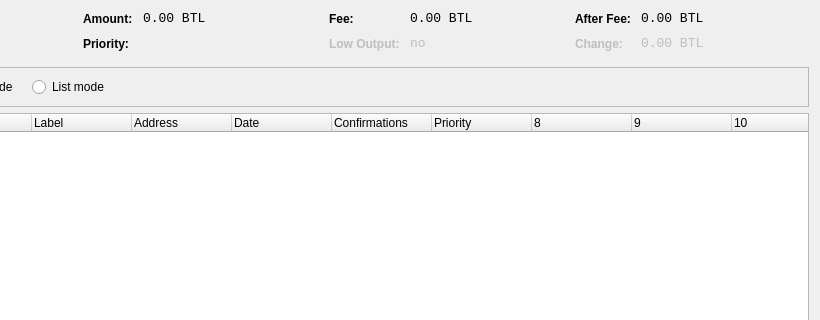
bitluckdev/bitluckcoin, file src/qt/forms/coincontroldialog.ui: the form before one commit; both pictures show x 180 to 1000 and y 0 to 320 of the 1000 by 500 pixel window.
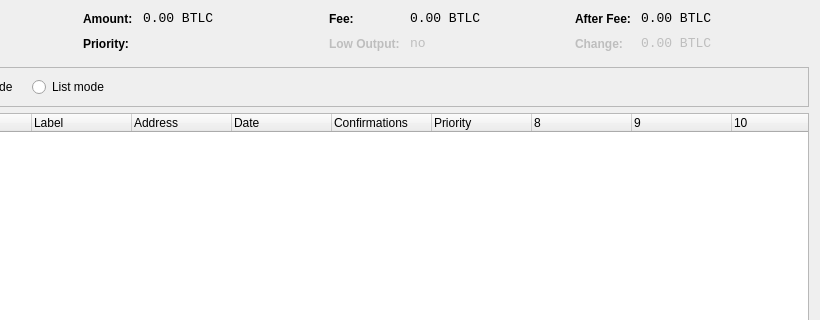
The form after the commit. Custom widgets are drawn as their Qt base class.

Patch:
```diff
--- a/src/qt/forms/coincontroldialog.ui
+++ b/src/qt/forms/coincontroldialog.ui
@@ -141,7 +141,7 @@
           <enum>Qt::ActionsContextMenu</enum>
          </property>
          <property name="text">
-          <string notr="true">0.00 BTL</string>
+          <string notr="true">0.00 BTLC</string>
          </property>
          <property name="textInteractionFlags">
           <set>Qt::LinksAccessibleByMouse|Qt::TextSelectableByKeyboard|Qt::TextSelectableByMouse</set>
@@ -221,7 +221,7 @@
           <enum>Qt::ActionsContextMenu</enum>
          </property>
          <property name="text">
-          <string notr="true">0.00 BTL</string>
+          <string notr="true">0.00 BTLC</string>
          </property>
          <property name="textInteractionFlags">
           <set>Qt::LinksAccessibleByMouse|Qt::TextSelectableByKeyboard|Qt::TextSelectableByMouse</set>
@@ -307,7 +307,7 @@
           <enum>Qt::ActionsContextMenu</enum>
          </property>
          <property name="text">
-          <string notr="true">0.00 BTL</string>
+          <string notr="true">0.00 BTLC</string>
          </property>
          <property name="textInteractionFlags">
           <set>Qt::LinksAccessibleByMouse|Qt::TextSelectableByKeyboard|Qt::TextSelectableByMouse</set>
@@ -345,7 +345,7 @@
           <enum>Qt::ActionsContextMenu</enum>
          </property>
          <property name="text">
-          <string notr="true">0.00 BTL</string>
+          <string notr="true">0.00 BTLC</string>
          </property>
          <property name="textInteractionFlags">
           <set>Qt::LinksAccessibleByMouse|Qt::TextSelectableByKeyboard|Qt::TextSelectableByMouse</set>
```
